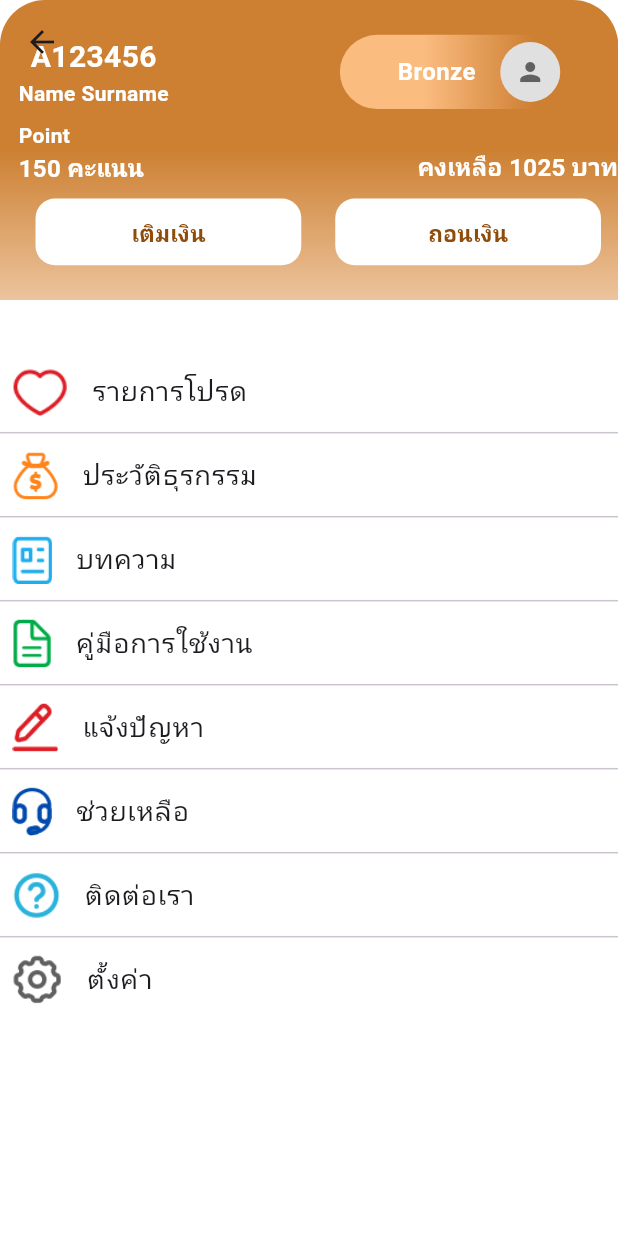
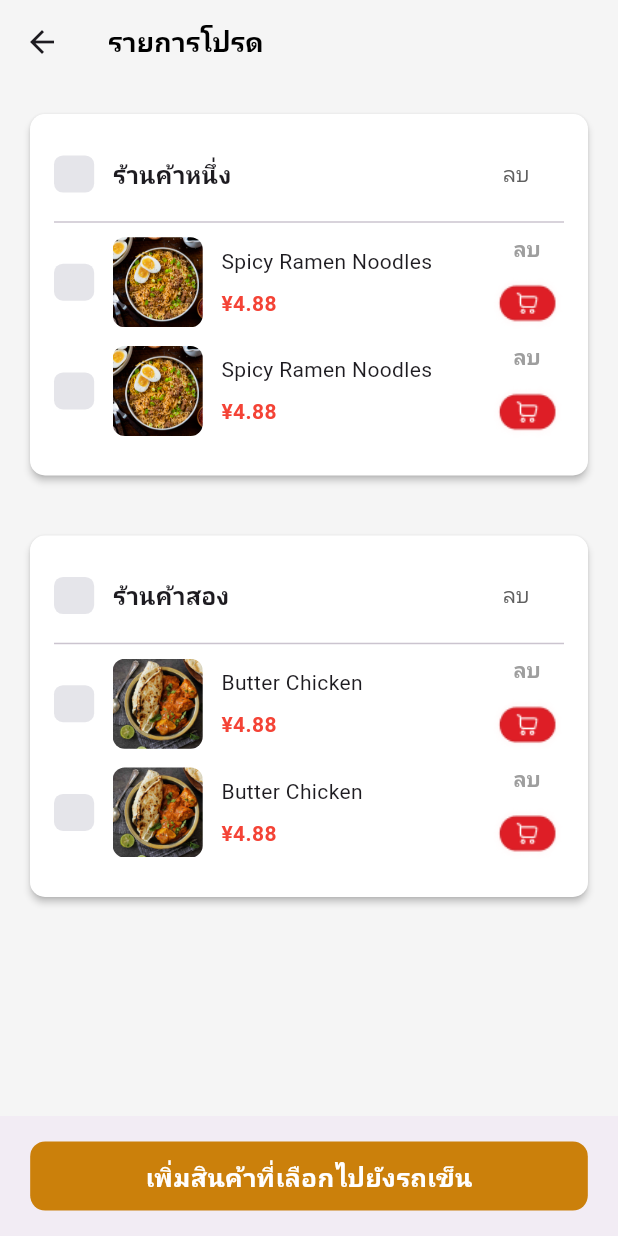
Before and after one commit to AshaTechCorporation/cookingapp, a Flutter app: the AccountPage screen opened directly, after a tap on "รายการโปรด", on a phone screen of 412 x 824 dp. Run offline on Flutter 3.47's test engine with Material 3 defaults, Android fonts, the phone set to English and light mode, and no system bars; our stand-ins replace dropdown_button2, fl_chart, iconsax; Roboto replaces fonts that are missing (SukhumvitSet).

Commit message:
Edit ฮ1

```diff
--- a/lib/account/accountPage.dart
+++ b/lib/account/accountPage.dart
@@ -1,3 +1,4 @@
+import 'package:cookingapp/account/itemfav.dart';
 import 'package:cookingapp/account/widgets/topupwidget.dart';
 import 'package:cookingapp/constants.dart';
 import 'package:flutter/material.dart';
@@ -55,17 +56,11 @@ class _AccountPageState extends State<AccountPage> {
                           children: [
                             Text(
                               'A123456',
-                                style: TextStyle(
-                                    fontSize: 20,
-                                    color: Colors.white,
-                                    fontWeight: FontWeight.bold),
+                              style: TextStyle(fontSize: 20, color: Colors.white, fontWeight: FontWeight.bold),
                             ),
                             Text(
                               'Name Surname',
-                                style: TextStyle(
-                                    fontSize: 14,
-                                    color: Colors.white,
-                                    fontWeight: FontWeight.bold),
+                              style: TextStyle(fontSize: 14, color: Colors.white, fontWeight: FontWeight.bold),
                             )
                           ],
                         ),
@@ -89,11 +84,8 @@ class _AccountPageState extends State<AccountPage> {
                             mainAxisAlignment: MainAxisAlignment.center,
                             children: [
                               Text(
-                                  'Bronze',
-                                  style: TextStyle(
-                                      fontSize: 16,
-                                      fontWeight: FontWeight.bold,
-                                      color: Colors.white),
+                                'สมาชิกทั่วไป',
+                                style: TextStyle(fontSize: 16, fontWeight: FontWeight.bold, color: Colors.white),
                               ),
                               SizedBox(width: size.width * 0.04),
                               CircleAvatar(
@@ -122,17 +114,11 @@ class _AccountPageState extends State<AccountPage> {
                           children: [
                             Text(
                               'Point ',
-                                style: TextStyle(
-                                    color: white,
-                                    fontSize: 14,
-                                    fontWeight: FontWeight.bold),
+                              style: TextStyle(color: white, fontSize: 14, fontWeight: FontWeight.bold),
                             ),
                             Text(
                               '150 คะแนน ',
-                                style: TextStyle(
-                                    fontSize: 16,
-                                    color: Colors.white,
-                                    fontWeight: FontWeight.bold),
+                              style: TextStyle(fontSize: 16, color: Colors.white, fontWeight: FontWeight.bold),
                             )
                           ],
                         ),
@@ -140,22 +126,15 @@ class _AccountPageState extends State<AccountPage> {
                         Column(
                           children: [
                             Padding(
-                                padding:
-                                    EdgeInsets.only(left: size.width * 0.2),
+                              padding: EdgeInsets.only(left: size.width * 0.2),
                               child: Text(
                                 ' ',
-                                  style: TextStyle(
-                                      color: white,
-                                      fontSize: 13,
-                                      fontWeight: FontWeight.bold),
+                                style: TextStyle(color: white, fontSize: 13, fontWeight: FontWeight.bold),
                               ),
                             ),
                             Text(
                               'คงเหลือ 1025 บาท',
-                                style: TextStyle(
-                                    fontSize: 16,
-                                    color: Colors.white,
-                                    fontWeight: FontWeight.bold),
+                              style: TextStyle(fontSize: 16, color: Colors.white, fontWeight: FontWeight.bold),
                             )
                           ],
                         ),
@@ -164,22 +143,18 @@ class _AccountPageState extends State<AccountPage> {
                     SizedBox(
                       height: size.height * 0.01,
                     ),
-                      Row(
-                        mainAxisAlignment: MainAxisAlignment.spaceAround,
-                        children: List.generate(
-                            fistpagewidget.length,
-                            (index) => Topupwidget(
-                                size: size,
-                                title: topup[index],
-                                press: () {
-                                  if (index == 0) {
-
-                                  }
-                                  if (index == 1) {
-
-                                  }
-                                })),
-                      ),
+                    // Row(
+                    //   mainAxisAlignment: MainAxisAlignment.spaceAround,
+                    //   children: List.generate(
+                    //       fistpagewidget.length,
+                    //       (index) => Topupwidget(
+                    //           size: size,
+                    //           title: topup[index],
+                    //           press: () {
+                    //             if (index == 0) {}
+                    //             if (index == 1) {}
+                    //           })),
+                    // ),
                   ],
                 ),
               ),
@@ -213,7 +188,9 @@ class _AccountPageState extends State<AccountPage> {
                       style: TextStyle(fontSize: 18, fontWeight: FontWeight.w500),
                     ),
                     onTap: () {
-                      if (index == 0) {}
+                      if (index == 0) {
+                        Navigator.push(context, MaterialPageRoute(builder: (context) => Itemfav()));
+                      }
                       if (index == 1) {}
                       if (index == 2) {}
                       if (index == 3) {}
--- /dev/null
+++ b/lib/account/itemfav.dart
@@ -0,0 +1,245 @@
+import 'package:cookingapp/cart/widgets/CustomCheckbox.dart';
+import 'package:cookingapp/constants.dart';
+import 'package:flutter/material.dart';
+
+class Itemfav extends StatefulWidget {
+  const Itemfav({super.key});
+
+  @override
+  State<Itemfav> createState() => _ItemfavState();
+}
+
+class _ItemfavState extends State<Itemfav> {
+  // เก็บสถานะการเลือกของแต่ละร้านค้าและสินค้าภายในร้านค้า
+  List<bool> storeSelections = [false];
+  late List<List<bool>> storeItemSelections;
+  List<List<int>> quantities = [];
+
+  @override
+  void initState() {
+    super.initState();
+
+    // Initialize selections to match the size of itemfav
+    storeSelections = List.generate(itemfav.length, (_) => false);
+    storeItemSelections = itemfav.map<List<bool>>((store) => List.generate(store['storeItems'].length, (_) => false)).toList();
+    // Initialize quantities with default value of 1 for each item
+    quantities = itemfav.map<List<int>>((store) => List.generate(store['storeItems'].length, (_) => 1)).toList();
+  }
+
+  void _selectStore(int storeIndex, bool? isSelected) {
+    setState(() {
+      storeSelections[storeIndex] = isSelected ?? false;
+      for (int i = 0; i < storeItemSelections[storeIndex].length; i++) {
+        storeItemSelections[storeIndex][i] = storeSelections[storeIndex];
+      }
+    });
+  }
+
+  void _selectStoreItem(int storeIndex, int itemIndex, bool? isSelected) {
+    setState(() {
+      storeItemSelections[storeIndex][itemIndex] = isSelected ?? false;
+      storeSelections[storeIndex] = storeItemSelections[storeIndex].every((item) => item);
+    });
+  }
+
+  void _deleteStore(int storeIndex) {
+    setState(() {
+      itemfav = List<Map<String, dynamic>>.from(itemfav);
+      itemfav.removeAt(storeIndex);
+      storeSelections.removeAt(storeIndex);
+      storeItemSelections.removeAt(storeIndex);
+    });
+  }
+
+  void _deleteStoreItem(int storeIndex, int itemIndex) {
+    setState(() {
+      itemfav = List<Map<String, dynamic>>.from(itemfav);
+      itemfav[storeIndex]['storeItems'] = List<Map<String, dynamic>>.from(itemfav[storeIndex]['storeItems']);
+      itemfav[storeIndex]['storeItems'].removeAt(itemIndex);
+      storeItemSelections[storeIndex].removeAt(itemIndex);
+
+      if (itemfav[storeIndex]['storeItems'].isEmpty) {
+        _deleteStore(storeIndex);
+      } else {
+        storeSelections[storeIndex] = storeItemSelections[storeIndex].every((item) => item);
+      }
+    });
+  }
+
+  @override
+  Widget build(BuildContext context) {
+    final size = MediaQuery.of(context).size;
+    return Scaffold(
+      backgroundColor: background,
+      appBar: AppBar(
+        backgroundColor: background,
+        title: Text(
+          'รายการโปรด',
+          style: TextStyle(color: Colors.black, fontWeight: FontWeight.bold, fontSize: 18),
+        ),
+      ),
+      body: ListView.builder(
+        itemCount: itemfav.length,
+        itemBuilder: (context, storeIndex) {
+          final store = itemfav[storeIndex];
+          return Padding(
+            padding: const EdgeInsets.all(16.0),
+            child: Card(
+              color: white,
+              shape: RoundedRectangleBorder(
+                borderRadius: BorderRadius.circular(10),
+              ),
+              elevation: 2,
+              child: Padding(
+                padding: const EdgeInsets.all(16.0),
+                child: Column(
+                  crossAxisAlignment: CrossAxisAlignment.start,
+                  children: [
+                    Row(
+                      children: [
+                        CustomCheckbox(
+                          value: storeSelections[storeIndex],
+                          onChanged: (isSelected) => _selectStore(storeIndex, isSelected),
+                        ),
+                        SizedBox(
+                          width: size.width * 0.03,
+                        ),
+                        Text(
+                          store['storeName'],
+                          style: const TextStyle(
+                            fontWeight: FontWeight.bold,
+                            fontSize: 16,
+                          ),
+                        ),
+                        const Spacer(),
+                        TextButton(
+                          onPressed: () => _deleteStore(storeIndex),
+                          child: Text(
+                            'ลบ',
+                            style: TextStyle(color: greyuserinfo),
+                          ),
+                        ),
+                      ],
+                    ),
+                    const Divider(),
+                    ...List.generate(
+                      store['storeItems'].length,
+                      (itemIndex) => Column(
+                        children: [
+                          _buildProductItem(
+                            context,
+                            storeIndex,
+                            itemIndex,
+                            store['storeItems'][itemIndex],
+                          ),
+                          SizedBox(
+                            height: size.height * 0.01,
+                          ),
+                        ],
+                      ),
+                    ),
+                  ],
+                ),
+              ),
+            ),
+          );
+        },
+      ),
+      bottomNavigationBar: BottomAppBar(
+        elevation: 0,
+        child: Padding(
+          padding: EdgeInsets.symmetric(horizontal: size.width * 0.01, vertical: size.height * 0.006),
+          child: Container(
+            height: size.height * 0.1,
+            decoration: BoxDecoration(
+              color: red1,
+              borderRadius: BorderRadius.circular(10),
+            ),
+            child: Center(
+              child: Text(
+                'เพิ่มสินค้าที่เลือกไปยังรถเข็น',
+                style: TextStyle(
+                  fontSize: 17,
+                  color: Colors.white,
+                  fontWeight: FontWeight.bold,
+                ),
+              ),
+            ),
+          ),
+        ),
+      ),
+    );
+  }
+
+  Widget _buildProductItem(BuildContext context, int storeIndex, int itemIndex, Map<String, dynamic> item) {
+    final size = MediaQuery.of(context).size;
+    return Row(
+      children: [
+        CustomCheckbox(
+          value: storeItemSelections[storeIndex][itemIndex],
+          onChanged: (isSelected) => _selectStoreItem(storeIndex, itemIndex, isSelected),
+        ),
+        SizedBox(
+          width: size.width * 0.03,
+        ),
+        ClipRRect(
+          borderRadius: BorderRadius.circular(8.0),
+          child: Image.asset(
+            item['imageAssetPath'],
+            height: 60,
+            width: 60,
+            fit: BoxFit.cover,
+          ),
+        ),
+        SizedBox(
+          width: size.width * 0.03,
+        ),
+        Expanded(
+          child: Column(
+            crossAxisAlignment: CrossAxisAlignment.start,
+            children: [
+              Text(
+                item['name'],
+                style: const TextStyle(fontSize: 14),
+                overflow: TextOverflow.ellipsis,
+              ),
+              const SizedBox(height: 8),
+              const Text(
+                '¥4.88',
+                style: TextStyle(
+                  color: Colors.red,
+                  fontWeight: FontWeight.bold,
+                  fontSize: 14,
+                ),
+              ),
+            ],
+          ),
+        ),
+        SizedBox(
+          width: size.width * 0.03,
+        ),
+        Column(
+          children: [
+            InkWell(
+              onTap: () => _deleteStoreItem(storeIndex, itemIndex),
+              child: const Text(
+                'ลบ',
+                style: TextStyle(
+                  color: Colors.grey,
+                  fontWeight: FontWeight.bold,
+                ),
+              ),
+            ),
+            const SizedBox(height: 8),
+            Image.asset(
+              'assets/icons/shoppingbutton.png',
+              width: size.width * 0.12,
+              height: size.height * 0.044,
+              fit: BoxFit.fill,
+            ),
+          ],
+        ),
+      ],
+    );
+  }
+}
--- a/lib/constants.dart
+++ b/lib/constants.dart
@@ -46,6 +46,39 @@ List<MenuItem> menuItems = [
   MenuItem(imagePath: 'assets/icons/help.png', text: 'ช่วยเหลือ'),
   MenuItem(imagePath: 'assets/icons/contact.png', text: 'ติดต่อเรา'),
   MenuItem(imagePath: 'assets/icons/setting.png', text: 'ตั้งค่า'),
+];
+
+List<Map<String, dynamic>> itemfav = [
+  {
+    'storeName': 'ร้านค้าหนึ่ง',
+    'storeItems': [
+      {
+        'id': 1,
+        'name': 'Spicy Ramen Noodles',
+        'imageAssetPath': 'assets/images/ramen-noodles.jpg',
+      },
+      {
+        'id': 2,
+        'name': 'Spicy Ramen Noodles',
+        'imageAssetPath': 'assets/images/ramen-noodles.jpg',
+      },
+    ],
+  },
+  {
+    'storeName': 'ร้านค้าสอง',
+    'storeItems': [
+      {
+        'id': 1,
+        'name': 'Butter Chicken',
+        'imageAssetPath': 'assets/images/butter-chicken.jpg',
+      },
+      {
+        'id': 2,
+        'name': 'Butter Chicken',
+        'imageAssetPath': 'assets/images/butter-chicken.jpg',
+      },
+    ],
+  },
 ];
 
 const List<String> topup = ['เติมเงิน', 'ถอนเงิน'];
--- a/lib/product/widgets/product_appbar.dart
+++ b/lib/product/widgets/product_appbar.dart
@@ -11,7 +11,7 @@ class ProductAppbar extends StatelessWidget {
     return Row(
       children: [
         const Text(
-          "What are you\ncooking today?",
+          "ร้านค้าของฉัน",
           style: TextStyle(
             fontSize: 32,
             fontWeight: FontWeight.bold,
--- a/pubspec.yaml
+++ b/pubspec.yaml
@@ -38,7 +38,7 @@ dependencies:
   iconsax: ^0.0.8
   dropdown_button2: ^2.3.9
   fl_chart: ^0.69.0
-  syncfusion_flutter_gauges: ^27.1.51
+  # syncfusion_flutter_gauges: ^27.1.51
   intl: ^0.19.0
   shared_preferences: ^2.2.3
   collection: ^1.18.0
```
Also changed, not shown: lib/Graphs/graphsPage.dart (+100 -100 lines), lib/product/productPage.dart (+32 -32 lines), assets/icons/orderpending.png, assets/icons/packingtrack.png, assets/icons/sended.png, assets/icons/shoppingbutton.png (added), assets/icons/waitingorderpayment.png, assets/icons/waitsum.png, pubspec.lock. Lines whose indentation alone changed are shown as unchanged.
